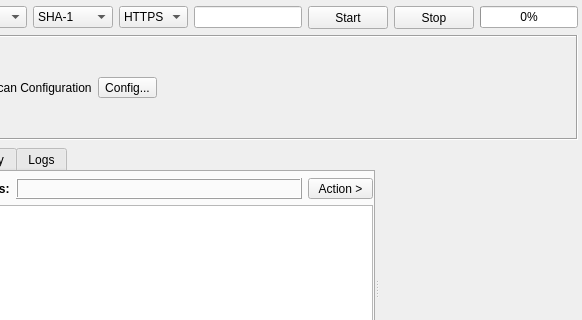
Before: the Qt Designer form sub3suite/src/engines/ssl/Ssl.ui in 3nock/OTE, drawn with Qt 5; both pictures show x 145 to 727 and y 0 to 320 of the 727 by 429 pixel window.
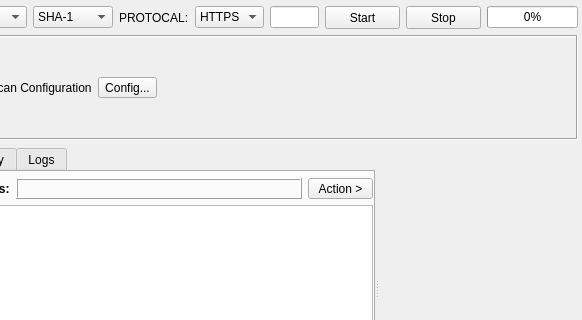
After: the same form once the commit is applied. Custom widgets are drawn as their Qt base class.

Patch:
```diff
--- a/sub3suite/src/engines/ssl/Ssl.ui
+++ b/sub3suite/src/engines/ssl/Ssl.ui
@@ -92,6 +92,13 @@
        </item>
       </widget>
      </item>
+     <item>
+      <widget class="QLabel" name="labelProtocal">
+       <property name="text">
+        <string>PROTOCAL:</string>
+       </property>
+      </widget>
+     </item>
      <item>
       <widget class="QComboBox" name="comboBoxProtocal">
        <property name="minimumSize">
```
